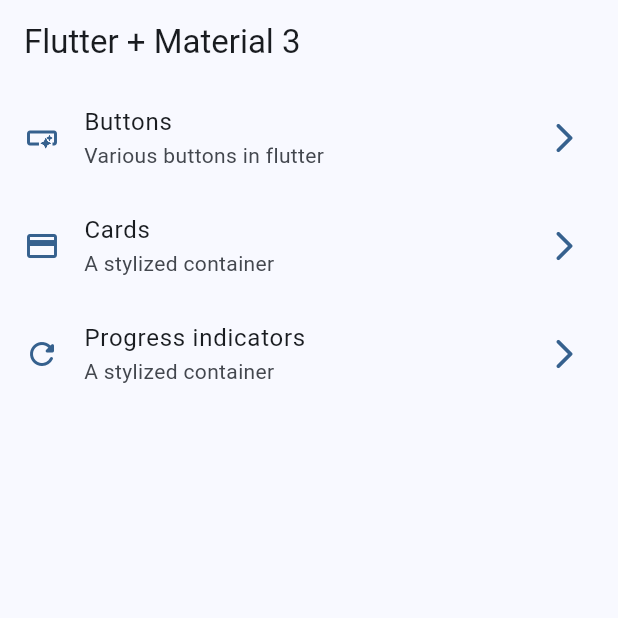
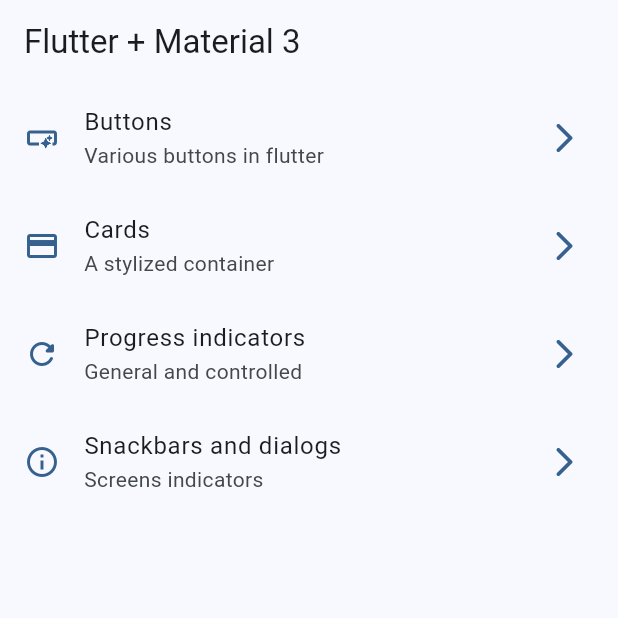
Before and after one commit to raudel25/widget_app, a Flutter app: the screen it shows after launch, on a phone screen of 412 x 824 dp, the top half of it. Run offline on Flutter 3.47's test engine with Material 3 defaults, Android fonts, the phone set to English and light mode, and no system bars; our stand-ins replace go_router.

Commit message:
Snackbars and dialogs

```diff
--- a/lib/config/menu/menu_items.dart
+++ b/lib/config/menu/menu_items.dart
@@ -26,7 +26,12 @@ const appMenuItems = <MenuItem>[
       icon: Icons.credit_card),
   MenuItem(
       title: 'Progress indicators',
-      subTitle: 'A stylized container',
+      subTitle: 'General and controlled',
       route: '/progressIndicators',
-      icon: Icons.refresh_rounded)
+      icon: Icons.refresh_rounded),
+  MenuItem(
+      title: 'Snackbars and dialogs',
+      subTitle: 'Screens indicators',
+      route: '/snackbars',
+      icon: Icons.info_outline)
 ];
--- a/lib/config/router/app_router.dart
+++ b/lib/config/router/app_router.dart
@@ -3,6 +3,7 @@ import 'package:widget_app/presentation/screens/buttons/buttons_screen.dart';
 import 'package:widget_app/presentation/screens/cards/cards_screen.dart';
 import 'package:widget_app/presentation/screens/home/home_screen.dart';
 import 'package:widget_app/presentation/screens/progress_indicators/progress_indicators_screen.dart';
+import 'package:widget_app/presentation/screens/snackbars/snackbars_screen.dart';
 
 final appRouter = GoRouter(
   routes: [
@@ -21,6 +22,10 @@ final appRouter = GoRouter(
     GoRoute(
       path: '/progressIndicators',
       builder: (context, state) => const ProgressIndicatorsScreen(),
+    ),
+    GoRoute(
+      path: '/snackbars',
+      builder: (context, state) => const SnackbarsScreen(),
     )
   ],
 );
--- a/lib/main.dart
+++ b/lib/main.dart
@@ -12,6 +12,7 @@ class MainApp extends StatelessWidget {
   @override
   Widget build(BuildContext context) {
     return MaterialApp.router(
+      title: 'Flutter widgets',
       routerConfig: appRouter,
       theme: AppTheme(color: MyColor.blue).theme(),
     );
```
Also changed, not shown: lib/presentation/screens/snackbars/snackbars_screen.dart (added, +58 -0 lines).
